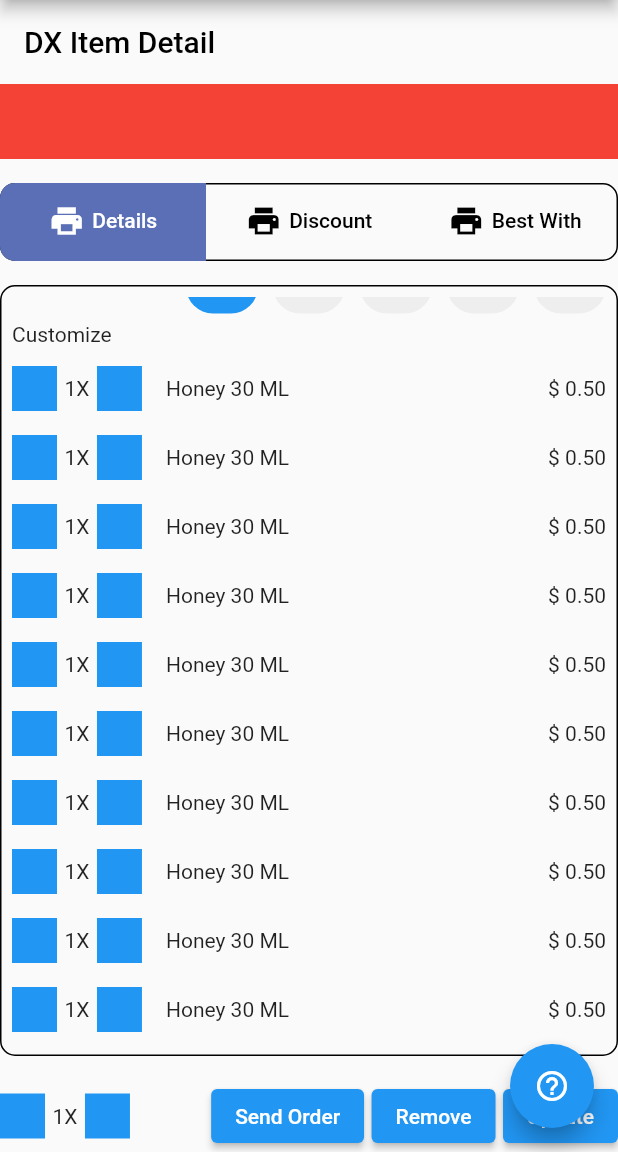
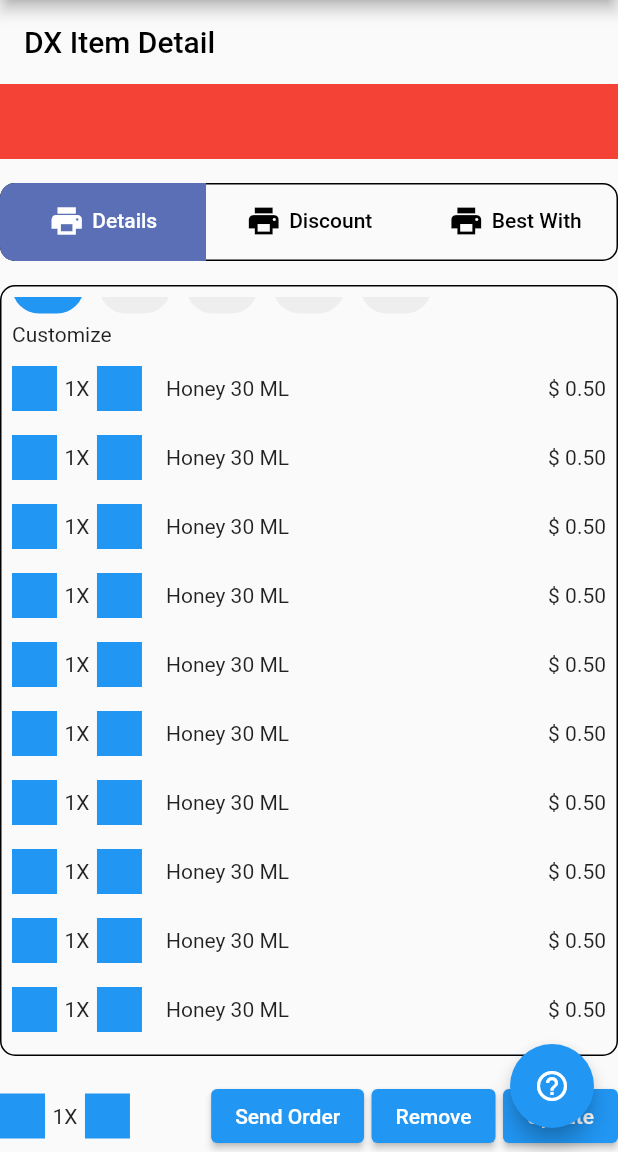
Before and after one commit to DalangLy/pos_platform_widgets, a Flutter app: the DXItemDetailPage screen opened by its route, scrolled down 343 dp, on a phone screen of 412 x 824 dp, the part 84-1236 px from its top. Run offline on Flutter 3.47's test engine with Material 2 defaults, Android fonts, the phone set to English and light mode, and no system bars; our stand-ins replace auto_route.

Commit message:
fixed bugs

```diff
--- a/lib/widgets/dxmodifier.level.widget.dart
+++ b/lib/widgets/dxmodifier.level.widget.dart
@@ -5,7 +5,8 @@ class DXModifierLevel<T> extends StatelessWidget {
   final Widget Function(BuildContext context, int index,) builder;
   final Function(int index,)? onChanged;
   final int selectedIndex;
-  const DXModifierLevel({Key? key, required this.itemCount, required this.builder, this.onChanged, required this.selectedIndex,}) : super(key: key);
+  final WrapAlignment alignment;
+  const DXModifierLevel({Key? key, required this.itemCount, required this.builder, this.onChanged, required this.selectedIndex, this.alignment = WrapAlignment.start,}) : super(key: key);
 
   @override
   Widget build(BuildContext context) {
@@ -27,7 +28,7 @@ class DXModifierLevel<T> extends StatelessWidget {
         return Wrap(
           runSpacing: gap,
           spacing: gap,
-          alignment: WrapAlignment.end,
+          alignment: alignment,
           children: List.generate(itemCount, (index) {
             return FractionallySizedBox(
               widthFactor: eachElementWidthInFractional,
```
